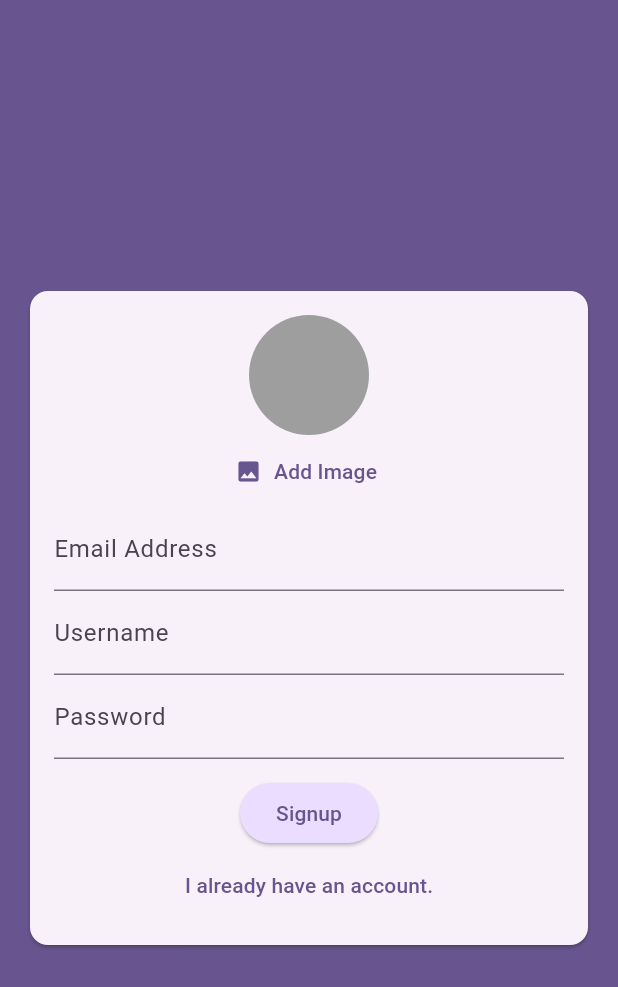
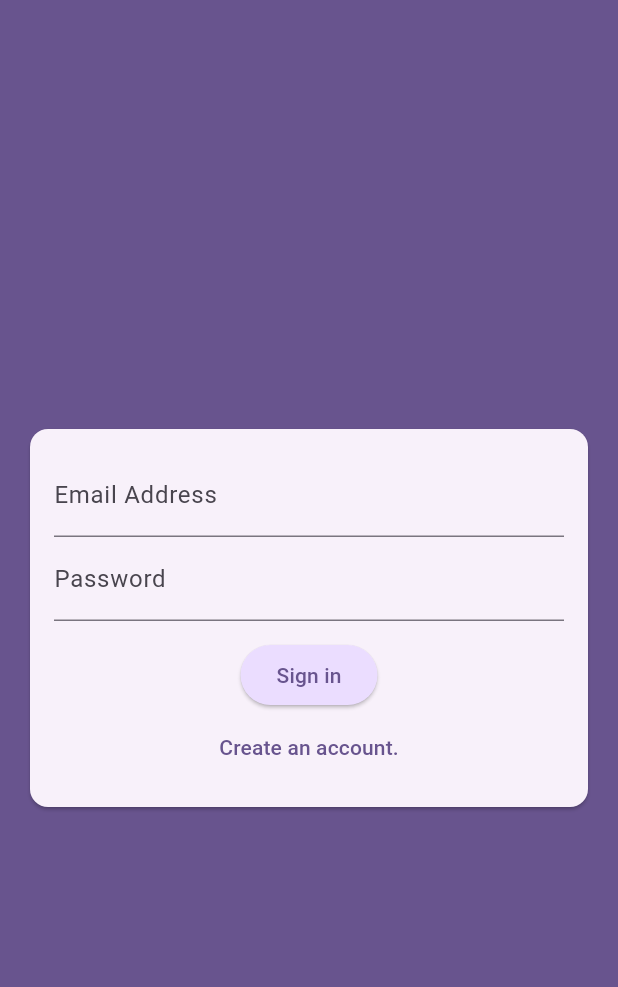
Before and after one commit to EgemenArda/whatsapp, a Flutter app: the AuthScreen screen opened directly, after a tap on "I already have an account.", on a phone screen of 412 x 824 dp. Shown: the top 987 px of the screen. Run offline on Flutter 3.47's test engine with Material 2 defaults, Android fonts, the phone set to English and light mode, and no system bars; our stand-ins replace firebase_auth, firebase_core, image_picker, pinput; accounts and stored records are empty.

Commit message:
LoginScreen.dart added

```diff
--- a/lib/main.dart
+++ b/lib/main.dart
@@ -2,6 +2,7 @@ import 'package:flutter/material.dart';
 import 'package:firebase_core/firebase_core.dart';
 import 'package:provider/provider.dart';
 import 'package:whatsapp/firebase_options.dart';
+import 'package:whatsapp/providers/AuthProvider.dart';
 import 'package:whatsapp/screens/LoginScreen.dart';
 import 'package:whatsapp/screens/RegisterScreen.dart';
 
@@ -12,7 +13,9 @@ void main() async {
   );
 
   runApp(MultiProvider(
-    providers: [],
+    providers: [
+      ChangeNotifierProvider(create: (context) => AuthProvider()),
+    ],
     child: const MyApp(),
   ));
 }
@@ -29,7 +32,7 @@ class MyApp extends StatelessWidget {
         colorScheme: ColorScheme.fromSeed(seedColor: Colors.deepPurple),
         useMaterial3: true,
       ),
-      home: AuthScreen(),
+      home: const LoginScreen(),
     );
   }
 }
--- /dev/null
+++ b/lib/screens/LoginScreen.dart
@@ -0,0 +1,132 @@
+import 'dart:io';
+import 'package:flutter/cupertino.dart';
+import 'package:flutter/material.dart';
+import 'package:firebase_auth/firebase_auth.dart';
+import 'package:provider/provider.dart';
+import 'package:whatsapp/providers/AuthProvider.dart';
+import 'package:whatsapp/screens/RegisterScreen.dart';
+import 'package:whatsapp/screens/widgets/user_image_picker.dart';
+
+final _firebase = FirebaseAuth.instance;
+
+class LoginScreen extends StatefulWidget {
+  const LoginScreen({super.key});
+
+  @override
+  State<LoginScreen> createState() => _LoginScreenState();
+}
+
+class _LoginScreenState extends State<LoginScreen> {
+  @override
+  Widget build(BuildContext context) {
+    return Scaffold(
+      backgroundColor: Theme.of(context).colorScheme.primary,
+      body: Consumer<AuthProvider>(
+        builder: (context, provider, child) {
+          return Center(
+            child: SingleChildScrollView(
+              child: Column(
+                mainAxisAlignment: MainAxisAlignment.center,
+                children: [
+                  Card(
+                    margin: const EdgeInsets.all(20),
+                    child: SingleChildScrollView(
+                      child: Padding(
+                        padding: const EdgeInsets.all(16),
+                        child: Form(
+                          key: provider.formKey,
+                          child: Column(
+                            mainAxisSize: MainAxisSize.min,
+                            children: [
+                              // UserImagePicker(
+                              //   onPickImage: (File pickedImage) {
+                              //     provider.selectedImage = pickedImage;
+                              //   },
+                              // ),
+                              TextFormField(
+                                decoration: const InputDecoration(
+                                  labelText: 'Email Address',
+                                ),
+                                keyboardType: TextInputType.emailAddress,
+                                autocorrect: false,
+                                textCapitalization: TextCapitalization.none,
+                                validator: (value) {
+                                  if (value == null ||
+                                      value.trim().isEmpty ||
+                                      !value.contains('@')) {
+                                    return 'Please enter a valid email address.';
+                                  }
+                                  return null;
+                                },
+                                onSaved: (value) {
+                                  provider.enteredEmail = value!;
+                                },
+                              ),
+                              // TextFormField(
+                              //   validator: (value) {
+                              //     if (value == null ||
+                              //         value.isEmpty ||
+                              //         value.trim().length < 4) {
+                              //       return 'Please enter at least 4 characters';
+                              //     }
+                              //   },
+                              //   decoration: const InputDecoration(
+                              //     labelText: "Username",
+                              //   ),
+                              //   enableSuggestions: false,
+                              //   onSaved: (value) {
+                              //     provider.enteredUsername = value!;
+                              //   },
+                              // ),
+                              TextFormField(
+                                decoration: const InputDecoration(
+                                  labelText: 'Password',
+                                ),
+                                obscureText: true,
+                                validator: (value) {
+                                  if (value == null ||
+                                      value.trim().length < 6) {
+                                    return 'Password must be at least 6 characters long.';
+                                  }
+                                  return null;
+                                },
+                                onSaved: (value) {
+                                  provider.enteredPassword = value!;
+                                },
+                              ),
+                              const SizedBox(height: 12),
+                              if (provider.isAuthenticating)
+                                const CircularProgressIndicator(),
+                              if (!provider.isAuthenticating)
+                                ElevatedButton(
+                                  onPressed: () {},
+                                  style: ElevatedButton.styleFrom(
+                                      backgroundColor: Theme.of(context)
+                                          .colorScheme
+                                          .primaryContainer),
+                                  child: const Text("Sign in"),
+                                ),
+                              if (!provider.isAuthenticating)
+                                TextButton(
+                                  onPressed: () {
+                                    Navigator.of(context).push(MaterialPageRoute(builder: (ctx) => const AuthScreen()));
+                                  },
+                                  child: const Text(
+                                    "Create an account.",
+                                  ),
+                                ),
+                            ],
+                          ),
+                        ),
+                      ),
+                    ),
+                  )
+                ],
+              ),
+            ),
+          );
+        },
+      ),
+    );
+  }
+}
--- a/lib/screens/RegisterScreen.dart
+++ b/lib/screens/RegisterScreen.dart
@@ -5,6 +5,7 @@ import 'package:flutter/material.dart';
 import 'package:firebase_auth/firebase_auth.dart';
 import 'package:provider/provider.dart';
 import 'package:whatsapp/providers/AuthProvider.dart';
+import 'package:whatsapp/screens/LoginScreen.dart';
 import 'package:whatsapp/screens/widgets/user_image_picker.dart';
 
 final _firebase = FirebaseAuth.instance;
@@ -104,12 +105,14 @@ class _AuthScreenState extends State<AuthScreen> {
                                       backgroundColor: Theme.of(context)
                                           .colorScheme
                                           .primaryContainer),
-                                  child: Text("Signup"),
+                                  child: const Text("Sign Up"),
                                 ),
                               if (!provider.isAuthenticating)
                                 TextButton(
-                                  onPressed: () {},
-                                  child: Text(
+                                  onPressed: () {
+                                    Navigator.of(context).push(MaterialPageRoute(builder: (ctx) => const LoginScreen()));
+                                  },
+                                  child: const Text(
                                     "I already have an account.",
                                   ),
                                 ),
--- a/lib/screens/widgets/user_image_picker.dart
+++ b/lib/screens/widgets/user_image_picker.dart
@@ -1,5 +1,4 @@
 import 'dart:io';
-
 import 'package:flutter/material.dart';
 import 'package:image_picker/image_picker.dart';
 
```
Also changed, not shown: 1 other file.
